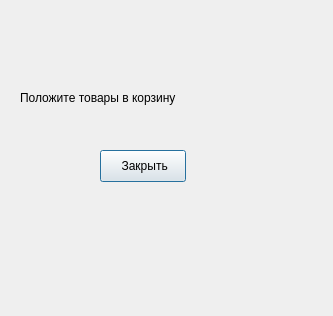
Above: problems/sprint2/grocery/submission/additemsnotification.ui from Garegin866/cpp-qt-practicum before the change. Below: the same form after it.
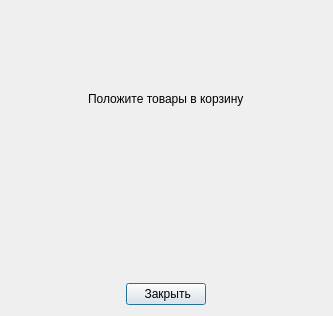
That is the form after the change.

```diff
--- a/problems/sprint2/grocery/submission/additemsnotification.ui
+++ b/problems/sprint2/grocery/submission/additemsnotification.ui
@@ -13,17 +13,24 @@
   <property name="windowTitle">
    <string>Ошибка</string>
   </property>
+  <layout class="QVBoxLayout" name="verticalLayout">
+   <item>
+    <spacer name="verticalSpacer_2">
+     <property name="orientation">
+      <enum>Qt::Orientation::Vertical</enum>
+     </property>
+     <property name="sizeHint" stdset="0">
+      <size>
+       <width>20</width>
+       <height>144</height>
+      </size>
+     </property>
+    </spacer>
+   </item>
+   <item alignment="Qt::AlignmentFlag::AlignHCenter">
   <widget class="QLabel" name="label">
-   <property name="geometry">
-    <rect>
-     <x>20</x>
-     <y>90</y>
-     <width>177</width>
-     <height>16</height>
-    </rect>
-   </property>
    <property name="sizePolicy">
-    <sizepolicy hsizetype="Maximum" vsizetype="Preferred">
+      <sizepolicy hsizetype="Fixed" vsizetype="Fixed">
      <horstretch>0</horstretch>
      <verstretch>0</verstretch>
     </sizepolicy>
@@ -32,17 +39,24 @@
     <string>Положите товары в корзину</string>
    </property>
   </widget>
+   </item>
+   <item>
+    <spacer name="verticalSpacer">
+     <property name="orientation">
+      <enum>Qt::Orientation::Vertical</enum>
+     </property>
+     <property name="sizeHint" stdset="0">
+      <size>
+       <width>20</width>
+       <height>233</height>
+      </size>
+     </property>
+    </spacer>
+   </item>
+   <item alignment="Qt::AlignmentFlag::AlignHCenter">
   <widget class="QPushButton" name="pushButton">
-   <property name="geometry">
-    <rect>
-     <x>100</x>
-     <y>150</y>
-     <width>86</width>
-     <height>32</height>
-    </rect>
-   </property>
    <property name="sizePolicy">
-    <sizepolicy hsizetype="Maximum" vsizetype="Fixed">
+      <sizepolicy hsizetype="Fixed" vsizetype="Fixed">
      <horstretch>0</horstretch>
      <verstretch>0</verstretch>
     </sizepolicy>
@@ -51,6 +65,8 @@
     <string> Закрыть</string>
    </property>
   </widget>
+   </item>
+  </layout>
  </widget>
  <resources/>
  <connections>
```
Lines whose indentation alone changed are shown as unchanged.
